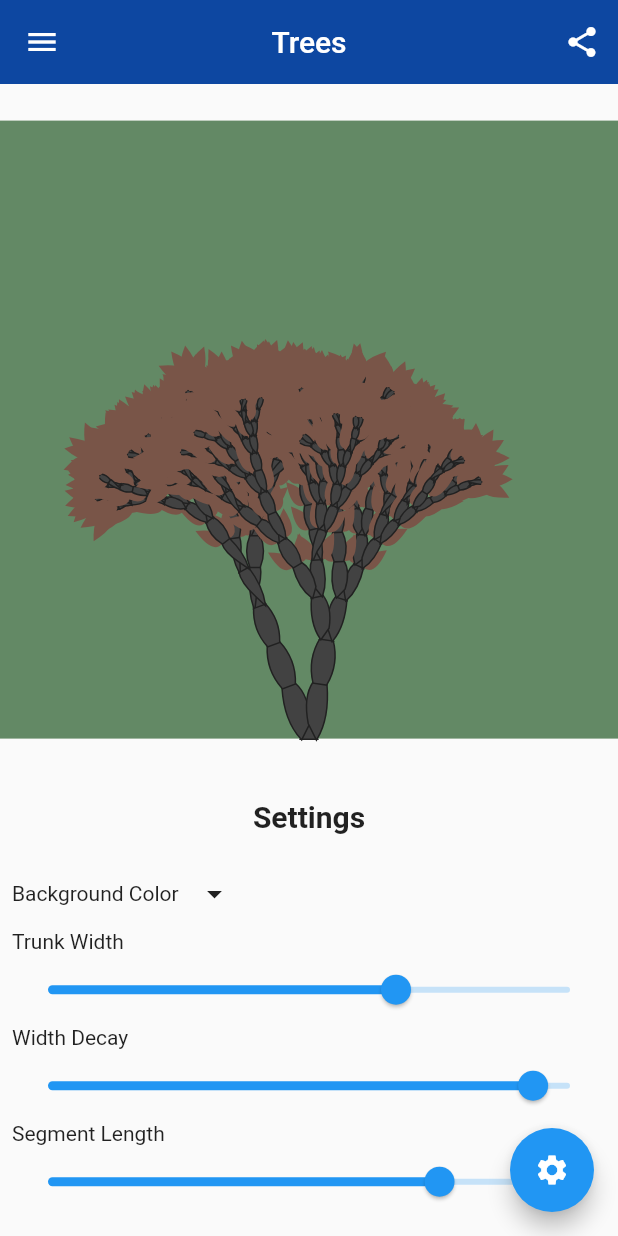
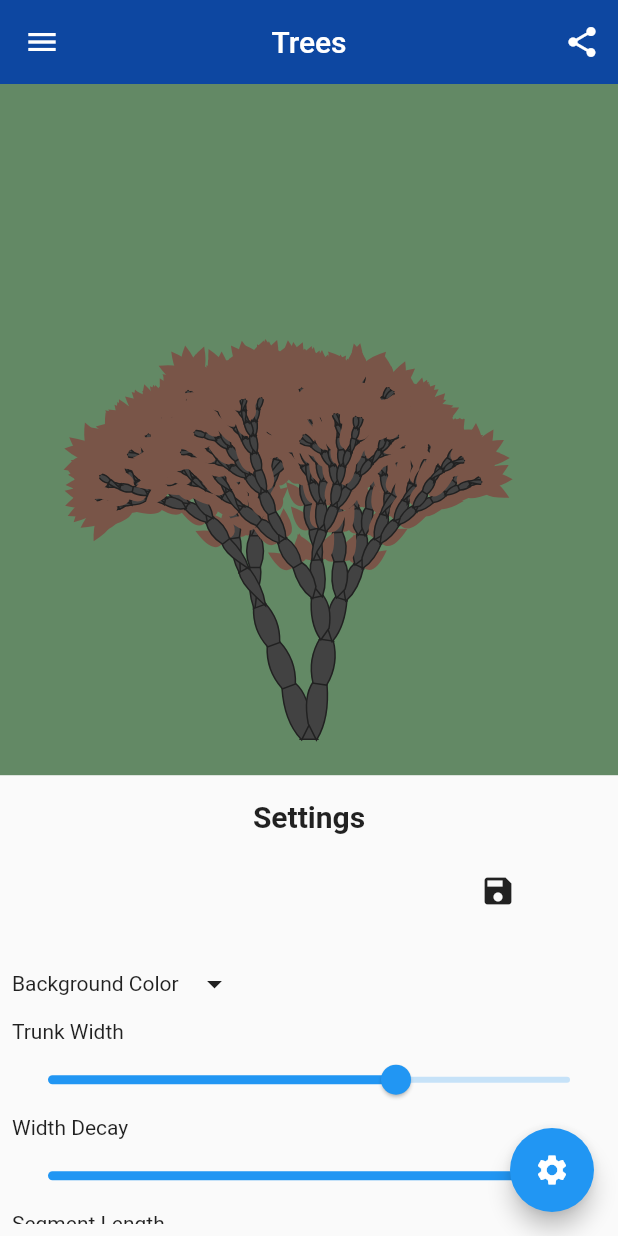
Before and after one commit to baldfatchris/opart_v2, a Flutter app: the screen it shows after launch, after a tap on the "settings" icon, on a phone screen of 412 x 824 dp. Run offline on Flutter 3.47's test engine with Material 2 defaults, Android fonts, the phone set to English and light mode, and no system bars; drawn by our look-alikes of screenshot; our stand-ins replace flutter_colorpicker, flutter_spinkit, share.

Commit message:
added some functionality to save settings in tree.

```diff
--- a/lib/opart_tree.dart
+++ b/lib/opart_tree.dart
@@ -3,11 +3,6 @@ import 'dart:math';
 import 'dart:io';
 import 'package:flutter_colorpicker/flutter_colorpicker.dart';
 import 'package:screenshot/screenshot.dart';
-
-
-
-
-
 
 class TreeSettings {
   int id;
@@ -135,17 +130,18 @@ List<TreeSettings> treeSettingsList = [
     ratio: 0.7,
   ),
 ];
-int currentIndex = 1;
+int currentIndex = 0;
 
 void changeColor(int index, Color color) {
   treeSettingsList[currentIndex]
       .palette
       .replaceRange(index, index + 1, [color]);
 }
+
 class OpArtTreeStudio extends StatefulWidget {
   bool showSettings;
   ScreenshotController screenshotController;
-  OpArtTreeStudio(this.showSettings,{this.screenshotController} );
+  OpArtTreeStudio(this.showSettings, {this.screenshotController});
 
   @override
   _OpArtTreeStudioState createState() => _OpArtTreeStudioState();
@@ -156,7 +152,6 @@ bool _showBackgroundColorPicker = false;
 class _OpArtTreeStudioState extends State<OpArtTreeStudio> {
   int _counter = 0;
   File _imageFile;
-
 
   int _currentColor = 0;
   Widget settingsWidget() {
@@ -169,6 +164,73 @@ class _OpArtTreeStudioState extends State<OpArtTreeStudio> {
             'Settings',
             style: TextStyle(fontSize: 20, fontWeight: FontWeight.bold),
           )),
+        ),
+        Row(
+          children: [
+            Container(
+              width: 300,
+              height: 60,
+              child: ListView.builder(
+                  scrollDirection: Axis.horizontal,
+                  itemCount: treeSettingsList.length,
+                  itemBuilder: (context, index) {
+                    if (treeSettingsList[index].image == null) {
+                      return Container();
+                    } else {
+                      return GestureDetector(onTap: (){
+                        setState(() {
+                          currentIndex = index;
+                        });
+                      },
+                        child: Padding(
+                          padding: const EdgeInsets.symmetric(horizontal: 8.0),
+                          child: Container(
+                              width: 50.0,
+                              height: 50.0,
+                              decoration: BoxDecoration(
+                                  shape: BoxShape.circle,
+                                  image: DecorationImage(
+                                      fit: BoxFit.fill,
+                                      image: FileImage(
+                                          treeSettingsList[index].image)))),
+                        ),
+                      );
+                    }
+                  }),
+            ),
+            IconButton(
+              icon: Icon(Icons.save),
+              onPressed: () async {
+                treeSettingsList.add(
+                  TreeSettings(
+                    id: currentIndex+1,
+                    palette: treeSettingsList[currentIndex].palette,
+                    backgroundColor:
+                    treeSettingsList[currentIndex].backgroundColor,
+                    trunkWidth: treeSettingsList[currentIndex].trunkWidth,
+                    widthDecay: treeSettingsList[currentIndex].widthDecay,
+                    segmentLength: treeSettingsList[currentIndex].segmentLength,
+                    segmentDecay: treeSettingsList[currentIndex].segmentDecay,
+                    branch: treeSettingsList[currentIndex].branch,
+                    angle: treeSettingsList[currentIndex].angle,
+                    ratio: treeSettingsList[currentIndex].ratio,
+                  ),
+                );
+                widget.screenshotController
+                    .capture(delay: Duration(milliseconds: 0), pixelRatio: 0.1)
+                    .then((File image) async {
+                  treeSettingsList[currentIndex].image = image;
+                });
+                await new Future.delayed(const Duration(seconds : 1)).then((value){
+                  setState(() {
+                    currentIndex = treeSettingsList.length-1;
+                  });
+                });
+
+
+              },
+            )
+          ],
         ),
         SizedBox(height: 8),
         Row(
@@ -248,8 +310,23 @@ class _OpArtTreeStudioState extends State<OpArtTreeStudio> {
                 padding: const EdgeInsets.all(8.0),
                 child: GestureDetector(
                   onTap: () {
+                    treeSettingsList.add(
+                      TreeSettings(
+                        id: treeSettingsList.length,
+                        palette: treeSettingsList[index].palette,
+                        backgroundColor:
+                        treeSettingsList[index].backgroundColor,
+                        trunkWidth: treeSettingsList[index].trunkWidth,
+                        widthDecay: treeSettingsList[index].widthDecay,
+                        segmentLength: treeSettingsList[index].segmentLength,
+                        segmentDecay: treeSettingsList[index].segmentDecay,
+                        branch: treeSettingsList[index].branch,
+                        angle: treeSettingsList[index].angle,
+                        ratio: treeSettingsList[index].ratio,
+                      ),
+                    );
                     setState(() {
-                      _currentColor = index;
+                      currentIndex = treeSettingsList.length-1;
                     });
                   },
                   child: Container(
@@ -287,13 +364,25 @@ class _OpArtTreeStudioState extends State<OpArtTreeStudio> {
   @override
   void initState() {
     rnd = Random(1001);
+    WidgetsBinding.instance.addPostFrameCallback((_) {
+      if (currentIndex == 0) {
+        widget.screenshotController
+            .capture(delay: Duration(seconds: 1), pixelRatio: 0.1)
+            .then((File image) async {
+          setState(() {
+            treeSettingsList[0].image = image;
+          });
+        });
+
+        currentIndex = 1;
       }
-
-
+    });
+  }
 
   @override
   Widget build(BuildContext context) {
     ScreenshotController screenshotController = widget.screenshotController;
+
     Widget bodyWidget() {
       return Screenshot(
         controller: screenshotController,
@@ -302,7 +391,7 @@ class _OpArtTreeStudioState extends State<OpArtTreeStudio> {
             Visibility(
               visible: true,
               child: LayoutBuilder(
-                builder: (_, constraints) => Container(
+                builder: (_, constraints) => Container(color: treeSettingsList[currentIndex].backgroundColor,
                   width: constraints.widthConstraints().maxWidth,
                   height: constraints.heightConstraints().maxHeight,
                   child: CustomPaint(painter: OpArtTreePainter(rnd)),
@@ -314,10 +403,7 @@ class _OpArtTreeStudioState extends State<OpArtTreeStudio> {
       );
     }
 
-
-
     return Scaffold(
-
       body: Column(
         children: [
           Flexible(
@@ -336,7 +422,6 @@ class _OpArtTreeStudioState extends State<OpArtTreeStudio> {
                   )
                 : bodyWidget(),
           ),
-
         ],
       ),
     );
@@ -381,8 +466,8 @@ class OpArtTreePainter extends CustomPainter {
       ..color = treeSettingsList[currentIndex].backgroundColor
       ..style = PaintingStyle.fill;
     //a rectangle
-    canvas.drawRect(
-        Offset(borderX, borderY) & Size(imageWidth, imageHeight), paint1);
+    // canvas.drawRect(
+    //     Offset(borderX, borderY) & Size(imageWidth, imageHeight), paint1);
 
     double direction = pi / 2;
 
@@ -401,8 +486,14 @@ class OpArtTreePainter extends CustomPainter {
     double leafDecay = 1.01;
     String leafStyle = 'quadratic';
 
-    List treeBaseA = [(canvasWidth - treeSettingsList[currentIndex].trunkWidth) / 2, canvasHeight];
-    List treeBaseB = [(canvasWidth + treeSettingsList[currentIndex].trunkWidth) / 2, canvasHeight];
+    List treeBaseA = [
+      (canvasWidth - treeSettingsList[currentIndex].trunkWidth) / 2,
+      canvasHeight
+    ];
+    List treeBaseB = [
+      (canvasWidth + treeSettingsList[currentIndex].trunkWidth) / 2,
+      canvasHeight
+    ];
 
     drawSegment(
         canvas,
```
Lines whose indentation alone changed are shown as unchanged.
